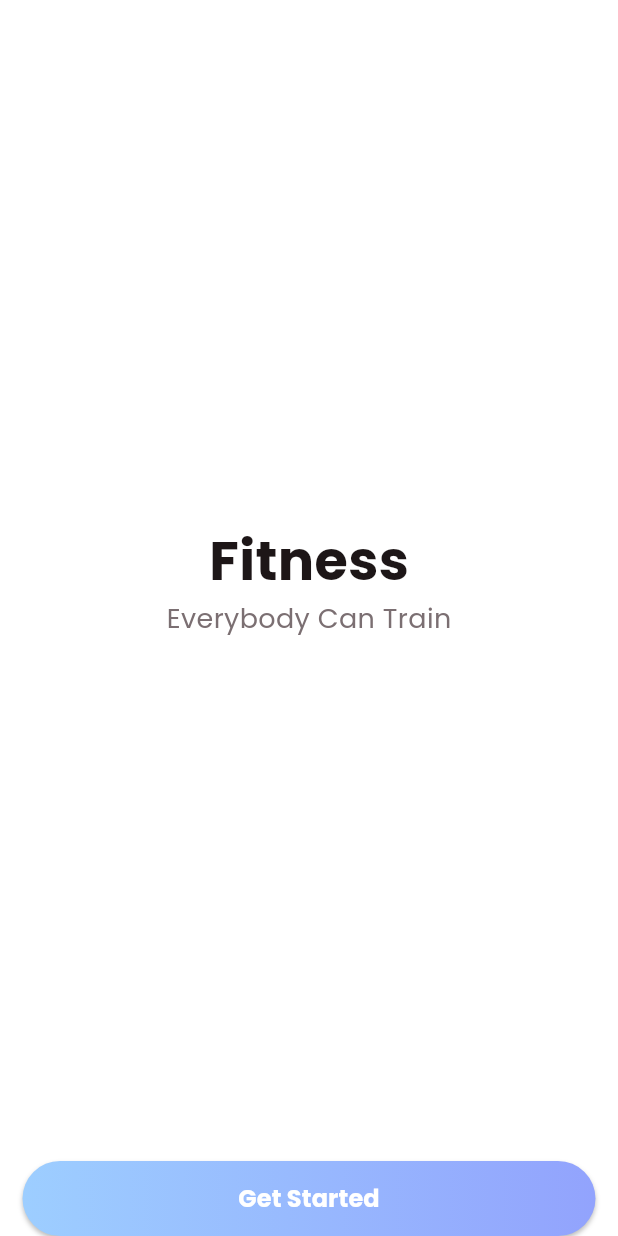
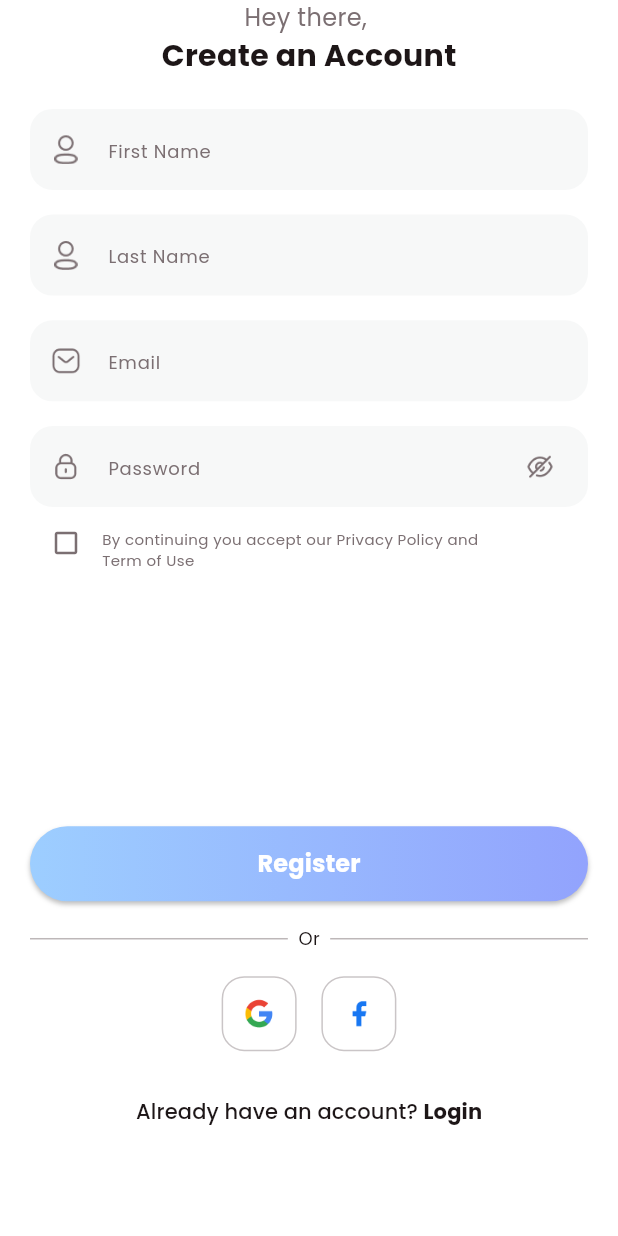
Before and after one commit to hicranfiliz/fitness, a Flutter app: the screen it shows after launch, on a phone screen of 412 x 824 dp. Run offline on Flutter 3.47's test engine with Material 2 defaults, Android fonts, the phone set to English and light mode, and no system bars.

Commit message:
added signup screen

```diff
--- a/lib/common/colo_extension.dart
+++ b/lib/common/colo_extension.dart
@@ -13,4 +13,5 @@ class TColor {
   static Color get black => const Color(0xff1D1617);
   static Color get gray => const Color(0xff7B6F72);
   static Color get white => Colors.white;
+  static Color get lightGray => const Color(0xffF7F8F8);
 }
--- a/lib/common_widget/round_button.dart
+++ b/lib/common_widget/round_button.dart
@@ -10,7 +10,7 @@ class RoundButton extends StatelessWidget {
   const RoundButton(
       {super.key,
       required this.title,
-      this.type = RoundButtonType.textGradient,
+      this.type = RoundButtonType.bgGradient,
       required this.onPressed});
 
   @override
--- /dev/null
+++ b/lib/common_widget/round_textfield.dart
@@ -0,0 +1,53 @@
+import 'package:fitness/common/colo_extension.dart';
+import 'package:flutter/material.dart';
+
+class RoundTextField extends StatelessWidget {
+  final TextEditingController? controller;
+  final TextInputType? keyboardType;
+  final bool obscureText;
+  final String hintText;
+  final String icon;
+  final Widget? rightIcon;
+  final EdgeInsets? margin;
+  const RoundTextField(
+      {super.key,
+      this.controller,
+      required this.hintText,
+      required this.icon,
+      this.margin,
+      this.keyboardType,
+      this.obscureText = false,
+      this.rightIcon});
+
+  @override
+  Widget build(BuildContext context) {
+    return Container(
+        margin: margin,
+        decoration: BoxDecoration(
+            color: TColor.lightGray, borderRadius: BorderRadius.circular(15)),
+        child: TextField(
+            controller: controller,
+            keyboardType: keyboardType,
+            obscureText: obscureText,
+            decoration: InputDecoration(
+                contentPadding:
+                    const EdgeInsets.symmetric(vertical: 15, horizontal: 15),
+                enabledBorder: InputBorder.none,
+                focusedBorder: InputBorder.none,
+                hintText: hintText,
+                suffixIcon: rightIcon,
+                prefixIcon: Container(
+                  alignment: Alignment.center,
+                  width: 20,
+                  height: 20,
+                  child: Image.asset(
+                    icon,
+                    width: 20,
+                    height: 20,
+                    fit: BoxFit.contain,
+                    color: TColor.gray,
+                  ),
+                ),
+                hintStyle: TextStyle(color: TColor.gray, fontSize: 12))));
+  }
+}
--- a/lib/main.dart
+++ b/lib/main.dart
@@ -1,4 +1,5 @@
 import 'package:fitness/common/colo_extension.dart';
+import 'package:fitness/view/login/signup_view.dart';
 import 'package:fitness/view/on_boarding/on_boarding_view.dart';
 import 'package:fitness/view/on_boarding/started_view.dart';
 import 'package:flutter/material.dart';
@@ -22,7 +23,7 @@ class MyApp extends StatelessWidget {
         primaryColor: TColor.primaryColor1,
         fontFamily: "Poppins",
       ),
-      home: const StartedView(),
+      home: const SignUpView(),
     );
   }
 }
--- /dev/null
+++ b/lib/view/login/signup_view.dart
@@ -0,0 +1,217 @@
+import 'package:fitness/common/colo_extension.dart';
+import 'package:fitness/common_widget/round_button.dart';
+import 'package:fitness/common_widget/round_textfield.dart';
+import 'package:flutter/material.dart';
+
+class SignUpView extends StatefulWidget {
+  const SignUpView({super.key});
+
+  @override
+  State<SignUpView> createState() => _SignUpViewState();
+}
+
+class _SignUpViewState extends State<SignUpView> {
+  bool isCheck = false;
+  @override
+  Widget build(BuildContext context) {
+    var media = MediaQuery.of(context).size;
+    return Scaffold(
+      backgroundColor: TColor.white,
+      body: SingleChildScrollView(
+        child: SafeArea(
+          child: Padding(
+            padding: const EdgeInsets.symmetric(horizontal: 20),
+            child: Column(
+              crossAxisAlignment: CrossAxisAlignment.center,
+              children: [
+                Text(
+                  "Hey there, ",
+                  style: TextStyle(color: TColor.gray, fontSize: 16),
+                ),
+                Text(
+                  "Create an Account",
+                  style: TextStyle(
+                      color: TColor.black,
+                      fontSize: 20,
+                      fontWeight: FontWeight.w700),
+                ),
+                SizedBox(
+                  height: media.width * 0.05,
+                ),
+                const RoundTextField(
+                    hintText: "First Name", icon: "assets/img/user_text.png"),
+                SizedBox(
+                  height: media.width * 0.04,
+                ),
+                const RoundTextField(
+                    hintText: "Last Name", icon: "assets/img/user_text.png"),
+                SizedBox(
+                  height: media.width * 0.04,
+                ),
+                const RoundTextField(
+                  hintText: "Email",
+                  icon: "assets/img/email.png",
+                  keyboardType: TextInputType.emailAddress,
+                ),
+                SizedBox(
+                  height: media.width * 0.04,
+                ),
+                RoundTextField(
+                  hintText: "Password",
+                  icon: "assets/img/lock.png",
+                  obscureText: true,
+                  rightIcon: TextButton(
+                    onPressed: () {},
+                    child: Container(
+                      alignment: Alignment.center,
+                      width: 20,
+                      height: 20,
+                      child: Image.asset(
+                        "assets/img/show_password.png",
+                        width: 20,
+                        height: 20,
+                        fit: BoxFit.contain,
+                        color: TColor.gray,
+                      ),
+                    ),
+                  ),
+                ),
+                Row(
+                  // crossAxisAlignment: CrossAxisAlignment.start,
+                  children: [
+                    IconButton(
+                      onPressed: () {
+                        setState(() {
+                          isCheck = !isCheck;
+                        });
+                      },
+                      icon: Icon(
+                        isCheck
+                            ? Icons.check_box_outlined
+                            : Icons.check_box_outline_blank_outlined,
+                        color: TColor.gray,
+                        size: 20,
+                      ),
+                    ),
+                    Padding(
+                      padding: const EdgeInsets.only(top: 8),
+                      child: Expanded(
+                          child: Text(
+                        "By continuing you accept our Privacy Policy and\nTerm of Use",
+                        style: TextStyle(color: TColor.gray, fontSize: 10),
+                      )),
+                    )
+                  ],
+                ),
+                SizedBox(
+                  height: media.width * 0.4,
+                ),
+                RoundButton(title: "Register", onPressed: () {}),
+                SizedBox(
+                  height: media.width * 0.04,
+                ),
+                Row(
+                  // crossAxisAlignment: CrossAxisAlignment.start,
+                  children: [
+                    Expanded(
+                      child: Container(
+                        height: 1,
+                        color: TColor.gray.withOpacity(0.5),
+                      ),
+                    ),
+                    Text(
+                      "  Or  ",
+                      style: TextStyle(color: TColor.black, fontSize: 12),
+                    ),
+                    Expanded(
+                      child: Container(
+                        height: 1,
+                        color: TColor.gray.withOpacity(0.5),
+                      ),
+                    ),
+                  ],
+                ),
+                SizedBox(
+                  height: media.width * 0.04,
+                ),
+                Row(
+                  mainAxisAlignment: MainAxisAlignment.center,
+                  children: [
+                    GestureDetector(
+                      onTap: () {},
+                      child: Container(
+                        width: 50,
+                        height: 50,
+                        alignment: Alignment.center,
+                        decoration: BoxDecoration(
+                          color: TColor.white,
+                          border: Border.all(
+                              width: 1, color: TColor.gray.withOpacity(0.4)),
+                          borderRadius: BorderRadius.circular(15),
+                        ),
+                        child: Image.asset(
+                          "assets/img/google.png",
+                          width: 20,
+                          height: 20,
+                        ),
+                      ),
+                    ),
+                    SizedBox(
+                      width: media.width * 0.04,
+                    ),
+                    GestureDetector(
+                      onTap: () {},
+                      child: Container(
+                        width: 50,
+                        height: 50,
+                        alignment: Alignment.center,
+                        decoration: BoxDecoration(
+                          color: TColor.white,
+                          border: Border.all(
+                              width: 1, color: TColor.gray.withOpacity(0.4)),
+                          borderRadius: BorderRadius.circular(15),
+                        ),
+                        child: Image.asset(
+                          "assets/img/facebook.png",
+                          width: 20,
+                          height: 20,
+                        ),
+                      ),
+                    )
+                  ],
+                ),
+                SizedBox(
+                  height: media.width * 0.04,
+                ),
+                TextButton(
+                    onPressed: () {},
+                    child: Row(
+                      mainAxisSize: MainAxisSize.min,
+                      children: [
+                        Text(
+                          "Already have an account? ",
+                          style: TextStyle(
+                            color: TColor.black,
+                            fontSize: 14,
+                          ),
+                        ),
+                        Text(
+                          "Login",
+                          style: TextStyle(
+                              color: TColor.black,
+                              fontSize: 14,
+                              fontWeight: FontWeight.w700),
+                        ),
+                      ],
+                    )),
+                SizedBox(
+                  height: media.width * 0.04,
+                ),
+              ],
+            ),
+          ),
+        ),
+      ),
+    );
+  }
+}
--- a/lib/view/on_boarding/on_boarding_view.dart
+++ b/lib/view/on_boarding/on_boarding_view.dart
@@ -1,5 +1,6 @@
 import 'package:fitness/common/colo_extension.dart';
 import 'package:fitness/common_widget/on_boarding_page.dart';
+import 'package:fitness/view/login/signup_view.dart';
 import 'package:flutter/material.dart';
 
 class onBoardingView extends StatefulWidget {
@@ -107,6 +108,10 @@ class _onBoardingViewState extends State<onBoardingView> {
                       } else {
                         // Open Welcome Screen
                         print("Open Welcome Screen");
+                        Navigator.push(
+                            context,
+                            MaterialPageRoute(
+                                builder: (context) => const SignUpView()));
                       }
                     },
                   ),
```
Also changed, not shown: assets/img/email.png (added), assets/img/facebook.png (added), assets/img/google.png (added), assets/img/lock.png (added), assets/img/show_password.png (added), assets/img/user_text.png (added).
